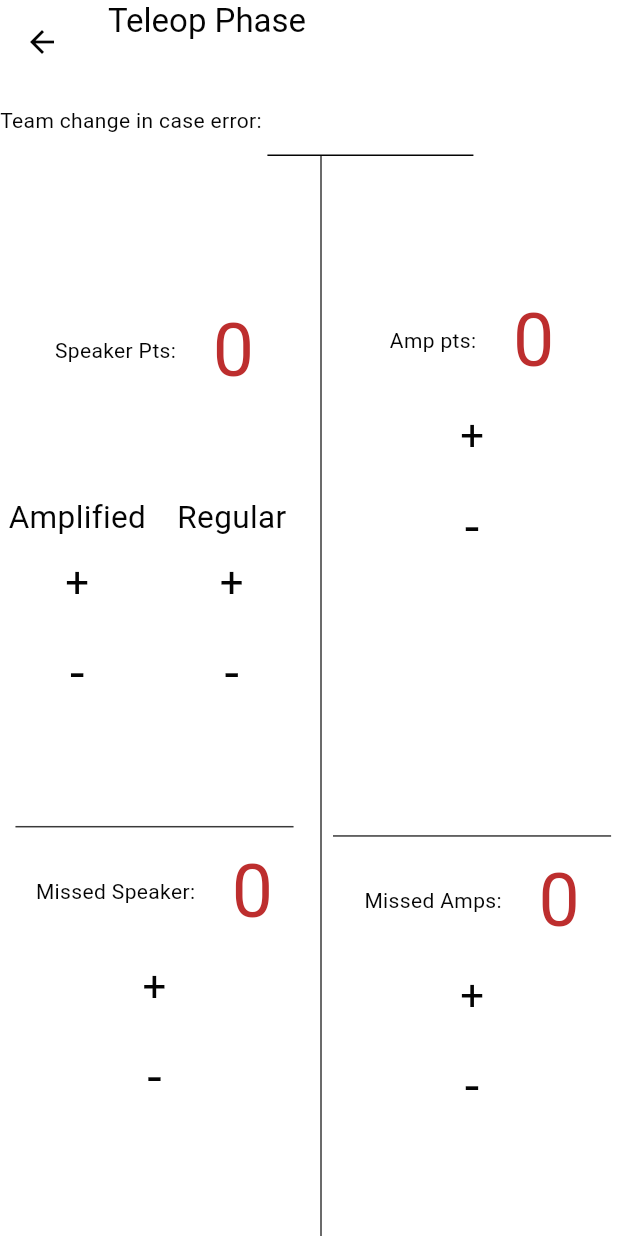
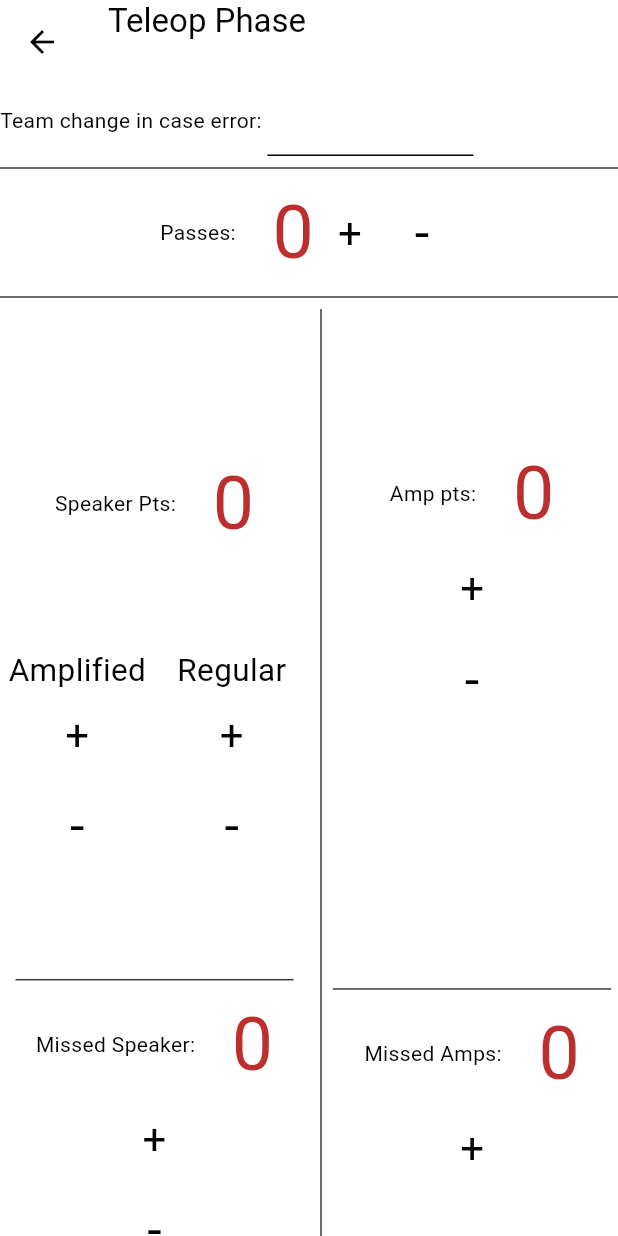
Before and after one commit to john-xu-1/frc1148_2023_scouting_app, a Flutter app: the TeleopForm screen opened directly with empty values, on a phone screen of 412 x 824 dp. Run offline on Flutter 3.47's test engine with Material 3 defaults, Android fonts, the phone set to English and light mode, and no system bars; our stand-ins replace fl_chart; missing offline and left inert: gsheets; key blocks and very long unbroken strings in the code were emptied for the run.

Commit message:
added passing, not done yet

```diff
--- a/lib/subjective_form.dart
+++ b/lib/subjective_form.dart
@@ -49,10 +49,10 @@ class _SubjectiveForm extends State<SubjectiveForm> {
 
       final firstRow = [defensive, tippiness, robotBreak, tip];
       if (widget.teamName.contains("frc")){
-        await sheet!.values.insertRowByKey (widget.teamName, firstRow, fromColumn: 13);
+        await sheet!.values.insertRowByKey (widget.teamName, firstRow, fromColumn: 14);
       }
       else{
-        await sheet!.values.insertRowByKey (id, firstRow, fromColumn: 13);
+        await sheet!.values.insertRowByKey (id, firstRow, fromColumn: 14);
       }
       //await sheet!.values.insertRowByKey (widget.teamName, firstRow, fromColumn: 13);
 
--- a/lib/teleop_form.dart
+++ b/lib/teleop_form.dart
@@ -6,6 +6,7 @@ import 'color_scheme.dart';
 
 
   PrimitiveWrapper playerPointsToAdd = PrimitiveWrapper(0);
+  PrimitiveWrapper numberOfPasses = PrimitiveWrapper(0);
 
   PrimitiveWrapper speakerPoints = PrimitiveWrapper(0);
   PrimitiveWrapper speakerAmpedCounter = PrimitiveWrapper(0);
@@ -44,7 +45,7 @@ class _TeleopForm extends State<TeleopForm> {
       final sheet = await SheetsHelper.sheetSetup("App results");
 
       // Writing data
-      final firstRow = [speakerPoints.value, speakerAmpedCounter.value, speakerNotAmpedCounter.value, ampPoints.value, trapPoints.value, missedS.value, missedA.value, missedT.value,tryParkTele,messUpParkTele];
+      final firstRow = [speakerPoints.value, speakerAmpedCounter.value, speakerNotAmpedCounter.value, ampPoints.value, trapPoints.value, missedS.value, missedA.value, missedT.value,tryParkTele,messUpParkTele, numberOfPasses];
       if (widget.teamName.contains("frc")){
         await sheet!.values.insertRowByKey (widget.teamName, firstRow, fromColumn: 3);
       }
@@ -124,6 +125,16 @@ class _TeleopForm extends State<TeleopForm> {
                 ),
               ],
             ),
+            const Divider(color: colors.mySecondaryColor),
+            Row(
+              mainAxisAlignment: MainAxisAlignment.center,
+              children:[
+                    ScoreDisplay(numberOfPasses.value, "Passes: "),
+                    CounterButton(update, numberOfPasses, 1, const Text('+',textScaleFactor: 2,)),
+                    CounterButton(update, numberOfPasses, -1, const Text('-',textScaleFactor: 2.5,)),
+              ],
+            ),
+            const Divider(color: colors.mySecondaryColor),
             Row(
               children: [
                 Column (
```
Also changed, not shown: 3 other files.
